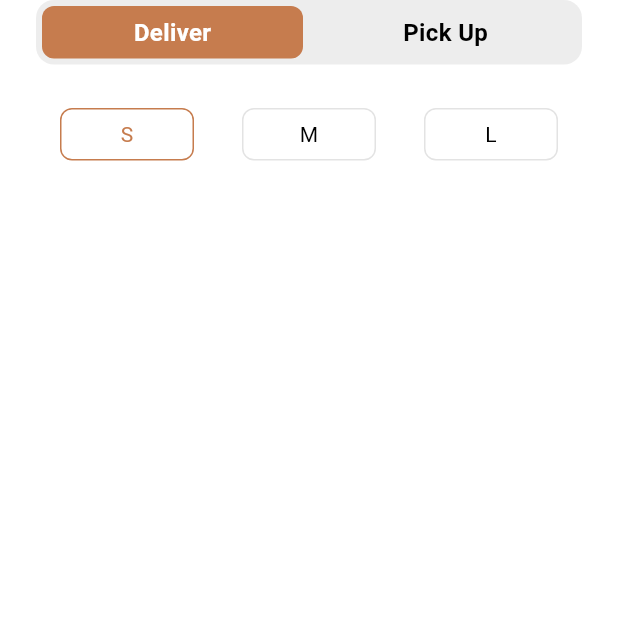
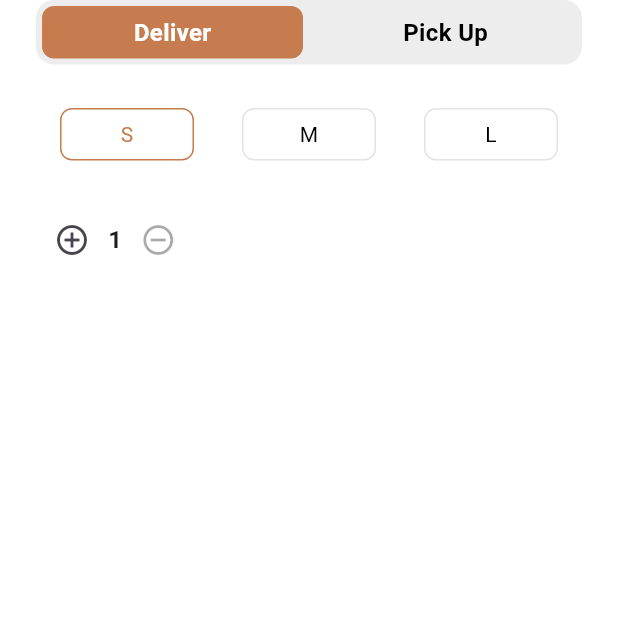
Before and after one commit to Shoxrux5101/flutter_dars_20, a Flutter app: the screen it shows after launch, on a phone screen of 412 x 824 dp, the top half of it. Run offline on Flutter 3.47's test engine with Material 3 defaults, Android fonts, the phone set to English and light mode, and no system bars.

Commit message:
O‘zgartirishlar kiritildi

```diff
--- a/lib/main.dart
+++ b/lib/main.dart
@@ -24,6 +24,7 @@ class _HomePageState extends State<HomePage>  {
 
 List<String> items1 = ["S", "M", "L"];
 int activeIndex1 = 0;
+int x =1;
   @override
   Widget build(BuildContext context) {
     return  Scaffold(
@@ -75,6 +76,28 @@ int activeIndex1 = 0;
                         ],
                       ),
                     ),
+                SizedBox(height: 25,),
+                Container(
+                  child: Row(
+                    children: [
+                      IconButton(
+                          onPressed: () {
+                            x += 1;
+                            setState(() {});
+                          },
+                          icon: Icon(Icons.add_circle_outline),
+                      ),
+                      Text("$x",style: TextStyle(fontWeight: FontWeight.w600,fontSize: 16),),
+                      IconButton(
+                          onPressed: x == 1 ? null : () {
+                            x -= 1;
+                            setState(() {});
+                          },
+                          icon: Icon(Icons.remove_circle_outline),
+                      ),
+                    ],
+                  ),
+                ),
               ],
             ),
           ),
```
